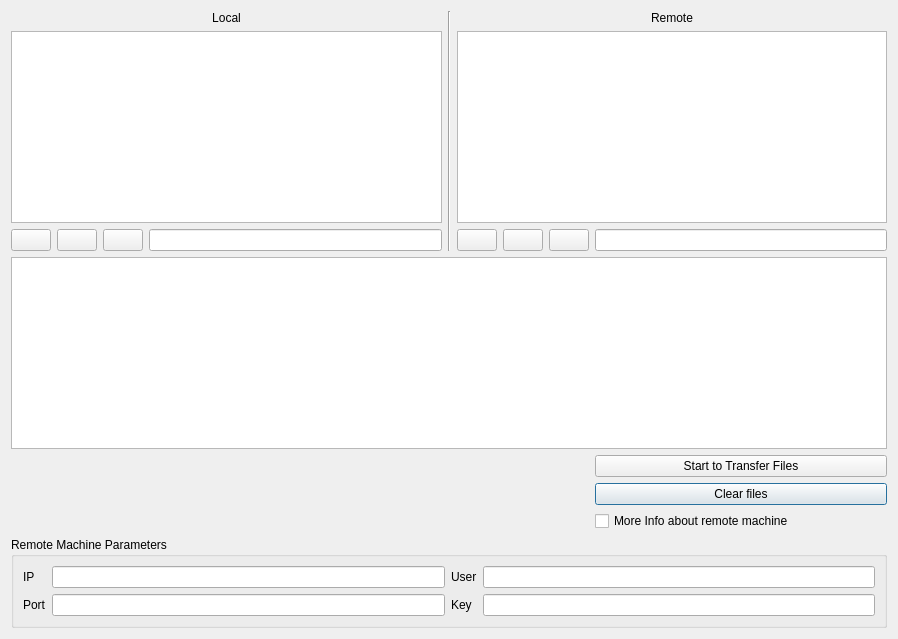
Before: the Qt Designer form hub/forms/DlgTransferFile.ui in subutai-io/control-center, drawn with Qt 5.
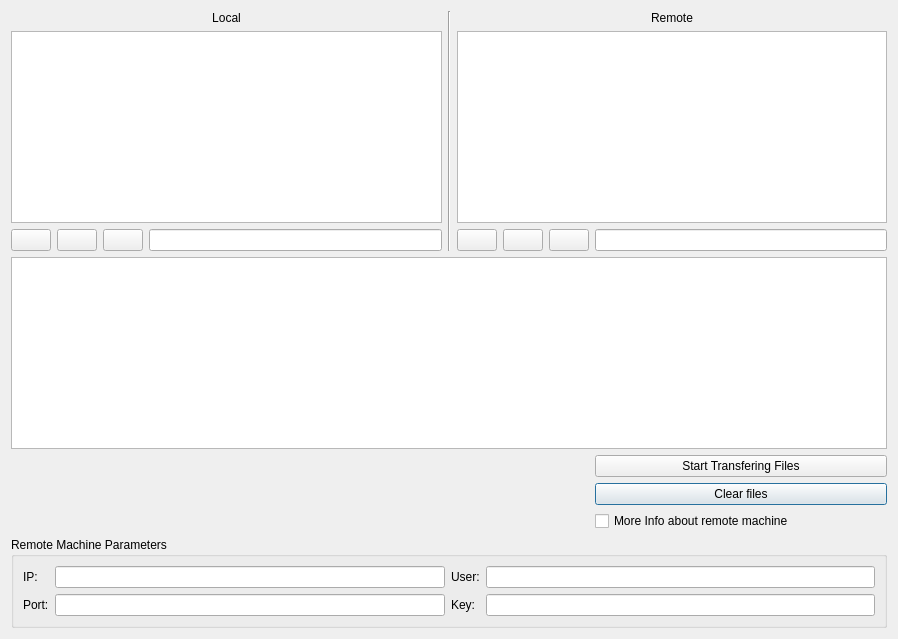
After: the same form once the commit is applied. Icons and pictures are not drawn. Custom widgets are drawn as their Qt base class.

Diff of the .ui file:
```diff
--- a/hub/forms/DlgTransferFile.ui
+++ b/hub/forms/DlgTransferFile.ui
@@ -108,7 +108,7 @@
    <item row="4" column="8">
     <widget class="QPushButton" name="btn_start_transfer">
      <property name="text">
-      <string>Start to Transfer Files</string>
+      <string>Start Transfering Files</string>
      </property>
     </widget>
    </item>
@@ -141,7 +141,7 @@
       <item row="0" column="0">
        <widget class="QLabel" name="label_3">
         <property name="text">
-         <string>IP</string>
+         <string>IP:</string>
         </property>
        </widget>
       </item>
@@ -154,14 +154,14 @@
       <item row="0" column="2">
        <widget class="QLabel" name="label_5">
         <property name="text">
-         <string>User</string>
+         <string>User:</string>
         </property>
        </widget>
       </item>
       <item row="1" column="0">
        <widget class="QLabel" name="label_4">
         <property name="text">
-         <string>Port</string>
+         <string>Port:</string>
         </property>
        </widget>
       </item>
@@ -174,7 +174,7 @@
       <item row="1" column="2">
        <widget class="QLabel" name="label_7">
         <property name="text">
-         <string>Key </string>
+         <string>Key:</string>
         </property>
        </widget>
       </item>
```
